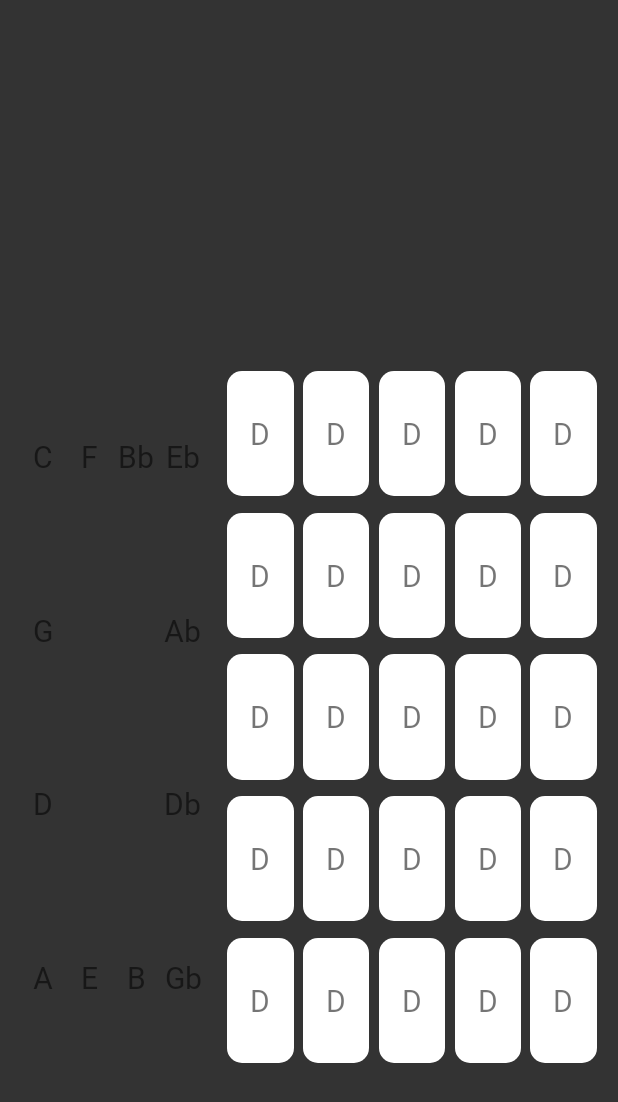
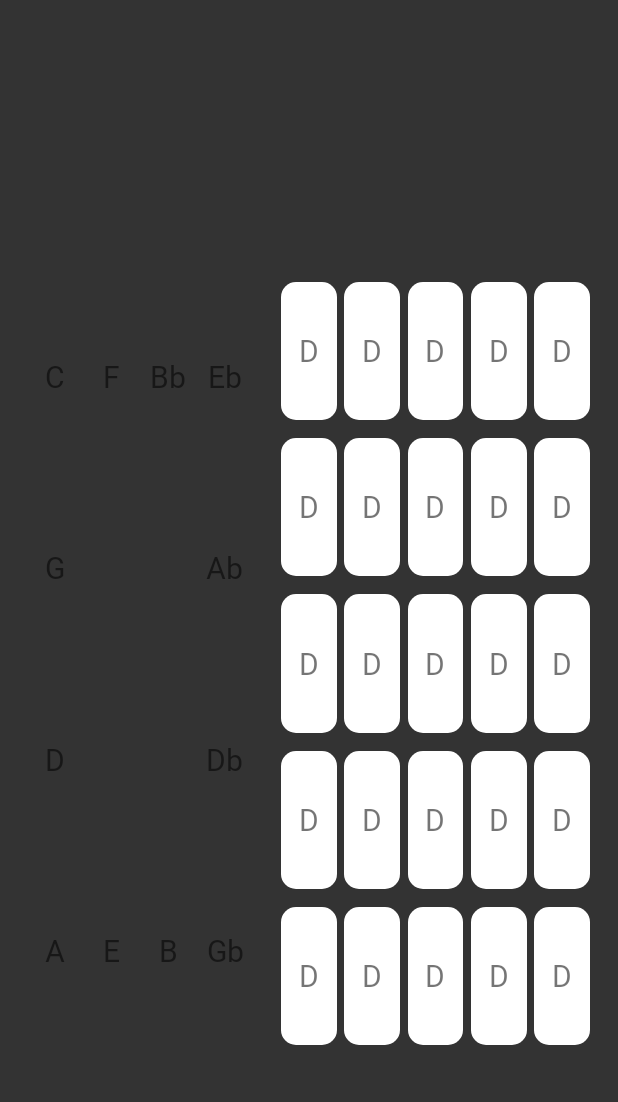
Before and after one commit to Gimgongta/chordmoum, an Android app: the layout activity_chordmoum.xml on its own in the app's theme, with its tools: preview values and no code run, on a phone screen of 412 x 824 dp. Shown: the top 1102 px of the screen. Run offline under Robolectric (Android 15) with nearby library versions, the phone set to English and light mode, and no system bars.

Commit message:
2차 완성

```diff
--- a/app/src/main/java/com/gimgongta/chordmoum/activity/Chordmoum.kt
+++ b/app/src/main/java/com/gimgongta/chordmoum/activity/Chordmoum.kt
@@ -7,6 +7,8 @@ import androidx.appcompat.app.AppCompatActivity
 import android.os.Bundle
 import android.widget.LinearLayout
 import android.widget.TextView
+import androidx.core.content.ContentProviderCompat.requireContext
+import com.gimgongta.chordmoum.R
 import com.gimgongta.chordmoum.databinding.ActivityChordmoumBinding
 import com.gimgongta.chordmoum.service.ChordmoumService.getNoteArr
 import com.gimgongta.chordmoum.service.ChordmoumService.list
@@ -133,8 +135,9 @@ class Chordmoum : AppCompatActivity() {
         )
 
         for (i in textArr.indices) {
-            textArr[i].textSize = 12f
+            textArr[i].textSize = 10f
             textArr[i].text = list[i].name
+            textArr[i].setTextColor(this.getColor(R.color.chrodmoum_button_text_black))
         }
     }
 
--- a/app/src/main/res/layout/activity_chordmoum.xml
+++ b/app/src/main/res/layout/activity_chordmoum.xml
@@ -12,13 +12,13 @@
         android:layout_height="0dp"
         android:orientation="vertical"
         app:layout_constraintEnd_toEndOf="parent"
-        app:layout_constraintHeight_percent="0.3"
+        app:layout_constraintHeight_percent="0.228"
         app:layout_constraintHorizontal_bias="1.0"
         app:layout_constraintStart_toStartOf="parent"
         app:layout_constraintTop_toTopOf="parent">
 
         <TextView
-            android:textSize="48dp"
+            android:textSize="26dp"
             android:id="@+id/chordmoum_text"
             android:layout_width="wrap_content"
             android:layout_height="wrap_content"
@@ -31,7 +31,7 @@
         android:layout_height="0dp"
         app:layout_constraintBottom_toBottomOf="parent"
         app:layout_constraintEnd_toEndOf="parent"
-        app:layout_constraintHeight_percent="0.7"
+        app:layout_constraintHeight_percent="0.772"
         app:layout_constraintStart_toStartOf="parent">
 
         <include
@@ -40,7 +40,7 @@
             android:layout_width="0dp"
             android:layout_height="0dp"
             app:layout_constraintHeight_percent="0.8"
-            app:layout_constraintWidth_percent="0.3"
+            app:layout_constraintWidth_percent="0.364"
             app:layout_constraintEnd_toStartOf="@+id/chord_button"
             app:layout_constraintStart_toStartOf="parent"
             app:layout_constraintTop_toTopOf="parent" />
@@ -49,7 +49,7 @@
             android:id="@+id/chord_button"
             layout="@layout/item_chord_button"
             app:layout_constraintHeight_percent="0.8"
-            app:layout_constraintWidth_percent="0.6"
+            app:layout_constraintWidth_percent="0.500"
             android:layout_width="0dp"
             android:layout_height="0dp"
             app:layout_constraintEnd_toEndOf="parent"
--- a/app/src/main/res/layout/item_base_note.xml
+++ b/app/src/main/res/layout/item_base_note.xml
@@ -411,6 +411,7 @@
             android:orientation="vertical">
 
             <TextView
+                android:fontFamily="@font/pretendard"
                 android:textSize="60dp"
                 android:gravity="center"
                 android:layout_width="match_parent"
--- a/app/src/main/res/values/colors.xml
+++ b/app/src/main/res/values/colors.xml
@@ -14,5 +14,5 @@
     <color name="chordmoum_black">#FF333333</color>
     <color name="chordmoum_button_black">#FF4B4A4A</color>
     <color name="chordmoum_button_border_black">#FF5A5A5A</color>
-    <color name="chrodmoum_button_text_black">#FF757575</color>
+    <color name="chrodmoum_button_text_black">#FFAAAAAA</color>
 </resources>
```
